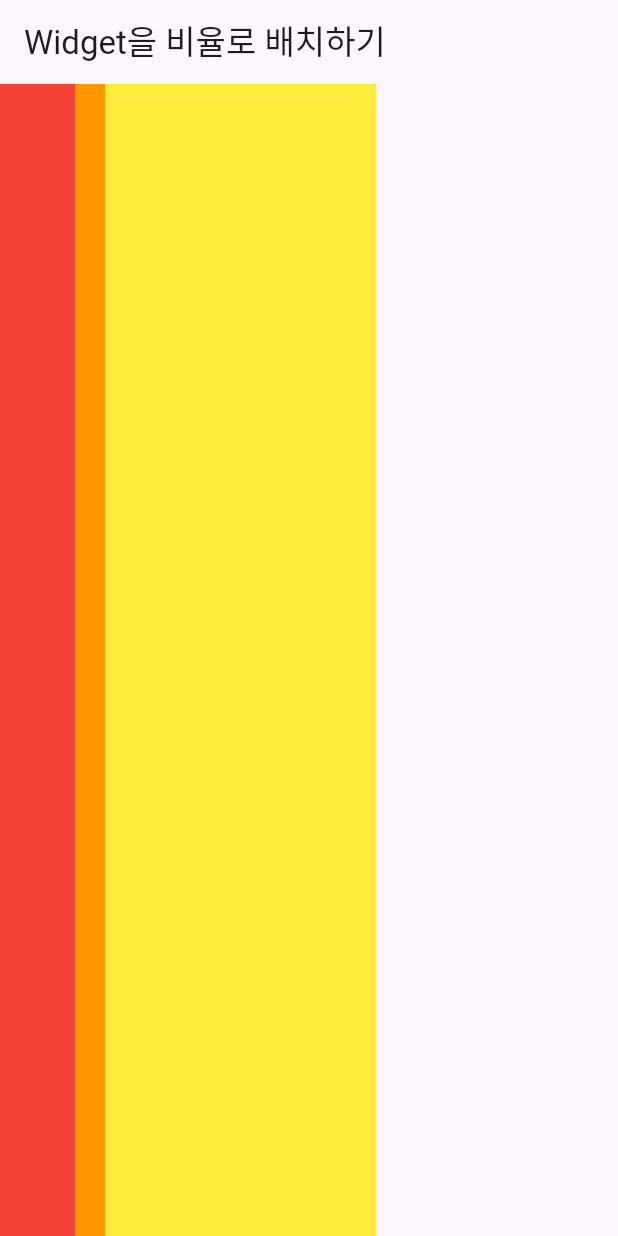
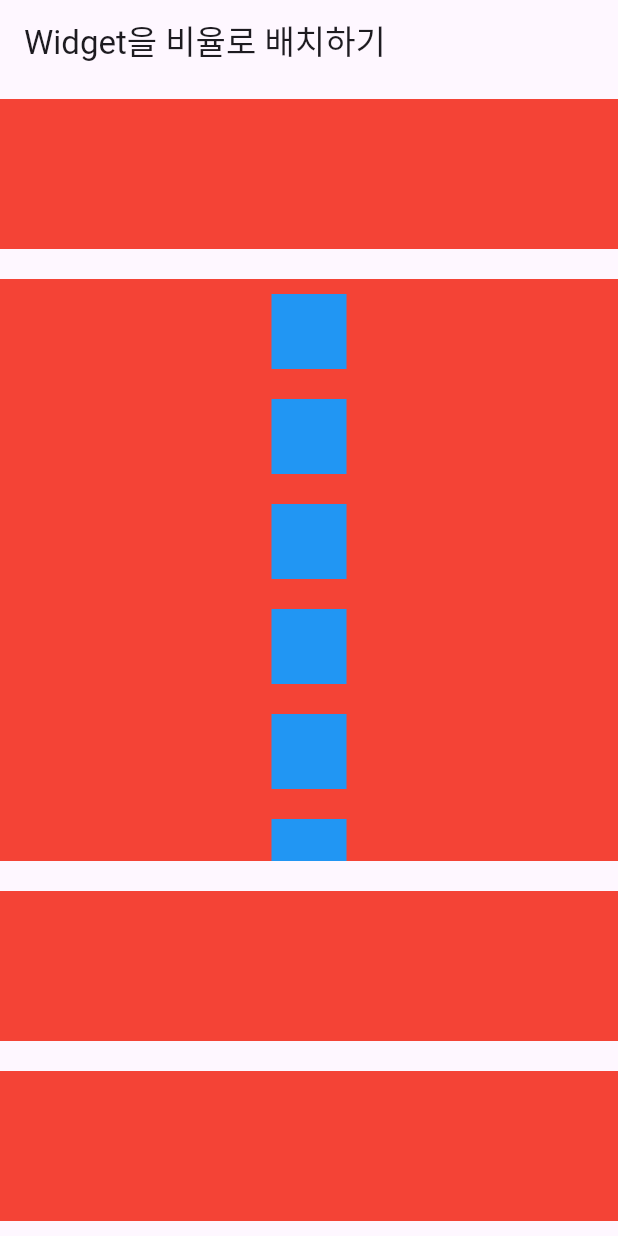
Before and after one commit to hyerimmmmm/flutterStudy, a Flutter app: the screen it shows after launch, on a phone screen of 412 x 824 dp. Run offline on Flutter 3.47's test engine with Material 3 defaults, Android fonts, the phone set to English and light mode, and no system bars.

Commit message:
[part2_02] 반응형 스크롤 실습

```diff
--- a/part2_ch02/lib/main.dart
+++ b/part2_ch02/lib/main.dart
@@ -19,21 +19,45 @@ class Body extends StatelessWidget {
 
   @override
   Widget build(BuildContext context) {
-    return Row(
+    return Column(
       children: [
         Container(
-         height: double.infinity,
-         width: 50,
-         color: Colors.red,
+          width: double.infinity,
+          color: Colors.red,
+          height: 100,
+          margin: const EdgeInsets.symmetric(vertical: 10),
         ),
-        Flexible(child: Container(
-          color: Colors.orange,
-          width: 20,
-        )),
-        Expanded(child: Container(
-          color: Colors.yellow,
-          //width: 20,
-        ))
+        Expanded(
+          child: Container(
+            color: Colors.red,
+            width: double.infinity,
+            margin: const EdgeInsets.symmetric(vertical: 10),
+            child: SingleChildScrollView(
+              child: Column(
+                children: [
+                  Container(color: Colors.blue, width: 50, height: 50, margin: const EdgeInsets.symmetric(vertical: 10),),
+                  Container(color: Colors.blue, width: 50, height: 50, margin: const EdgeInsets.symmetric(vertical: 10),),
+                  Container(color: Colors.blue, width: 50, height: 50, margin: const EdgeInsets.symmetric(vertical: 10),),
+                  Container(color: Colors.blue, width: 50, height: 50, margin: const EdgeInsets.symmetric(vertical: 10),),
+                  Container(color: Colors.blue, width: 50, height: 50, margin: const EdgeInsets.symmetric(vertical: 10),),
+                  Container(color: Colors.blue, width: 50, height: 50, margin: const EdgeInsets.symmetric(vertical: 10),),
+                ],
+              ),
+            ),
+          )
+        ),
+        Container(
+          width: double.infinity,
+          color: Colors.red,
+          height: 100,
+          margin: const EdgeInsets.symmetric(vertical: 10),
+        ),
+        Container(
+          width: double.infinity,
+          color: Colors.red,
+          height: 100,
+          margin: const EdgeInsets.symmetric(vertical: 10),
+        ),
       ],
     );
   }
```
